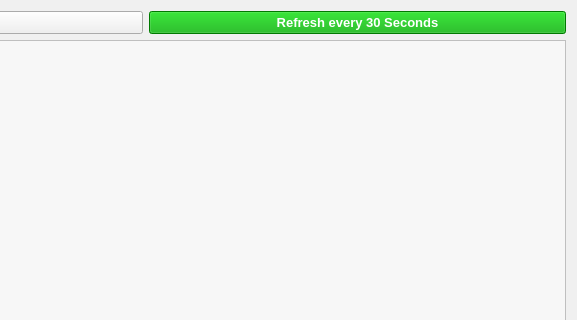
Qt form Source_Code/source_files/isrt_monitor.ui (sargolin/ISRT-Insurgency-Sandstorm-RCON-TOOL-and-Mapchanger) before a commit; both pictures show x 285 to 862 and y 0 to 320 of the 862 by 684 pixel window.
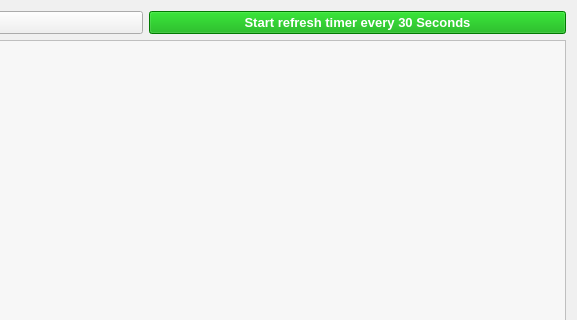
The same form after that commit. Icons and pictures are not drawn.

The edit to the form file:
```diff
--- a/Source_Code/source_files/isrt_monitor.ui
+++ b/Source_Code/source_files/isrt_monitor.ui
@@ -64,10 +64,10 @@
 color: rgb(255, 255, 255);</string>
          </property>
          <property name="text">
-          <string>Refresh every 30 Seconds</string>
+          <string>Start refresh timer every 30 Seconds</string>
          </property>
          <property name="checkable">
-          <bool>true</bool>
+          <bool>false</bool>
          </property>
          <property name="autoDefault">
           <bool>false</bool>
```
